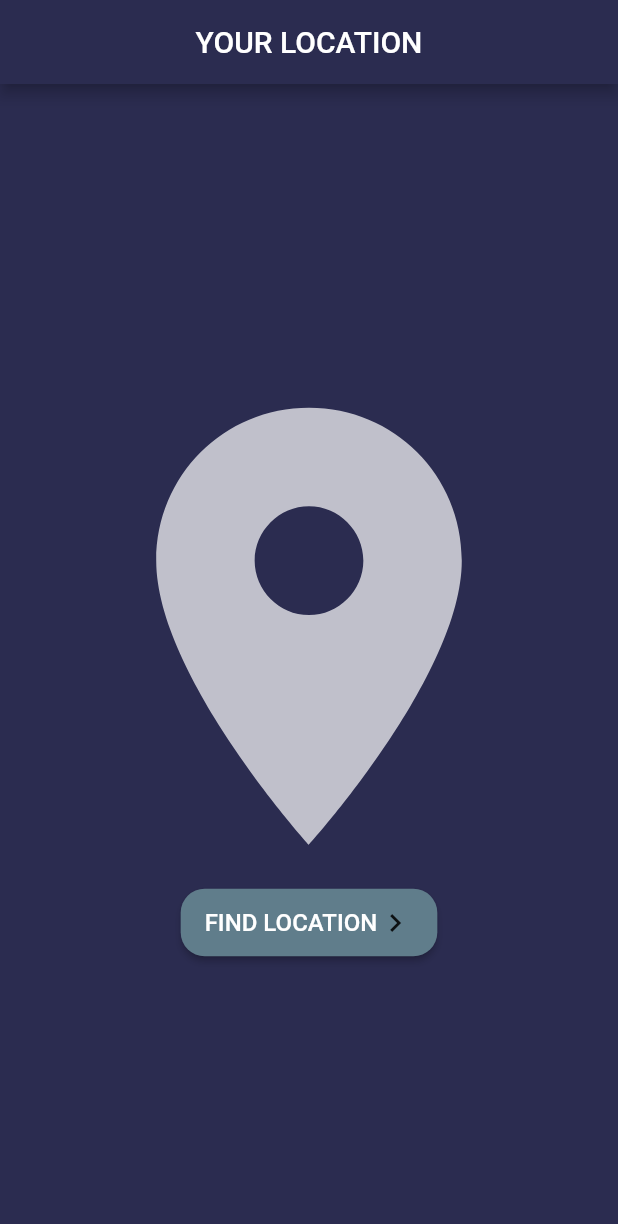
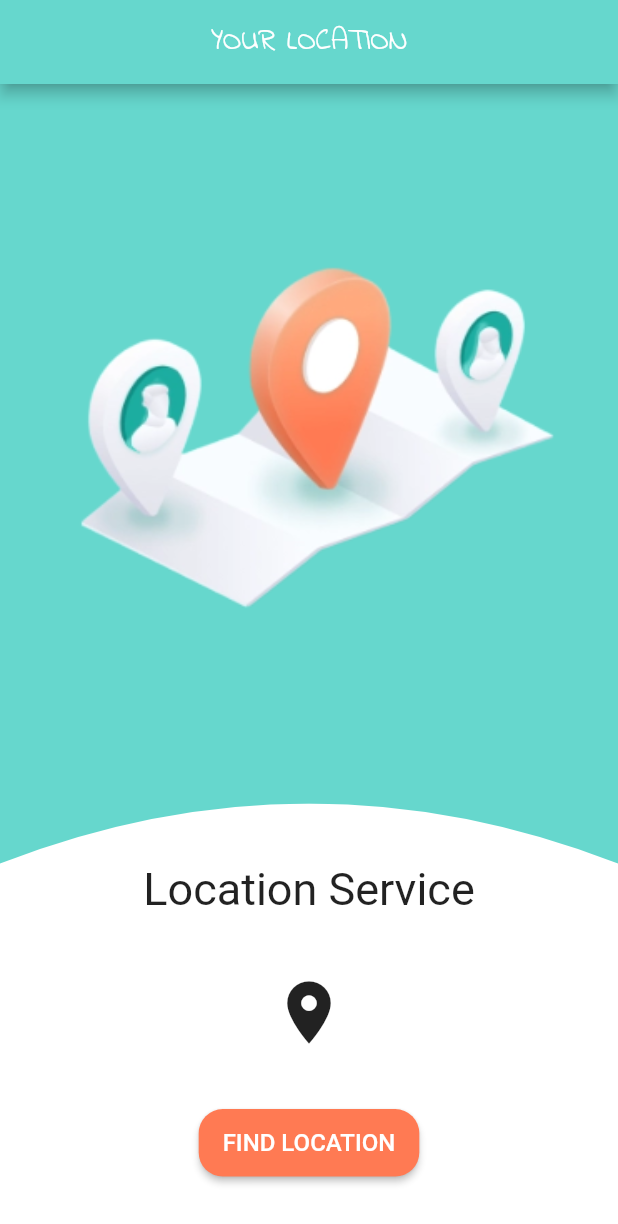
Before and after one commit to ogulcankarayel5/flutter-sharelocation, a Flutter app: the screen it shows after launch, on a phone screen of 412 x 824 dp. Shown: the top 1224 px of the screen. Run offline on Flutter 3.47's test engine with Material 2 defaults, Android fonts, the phone set to English and light mode, and no system bars; our stand-ins replace flutter_custom_clippers, geolocator, get_it, google_maps_flutter, share, splashscreen.

Commit message:
homepage tasarım güncellendi

```diff
--- a/lib/main.dart
+++ b/lib/main.dart
@@ -25,7 +25,7 @@ class MyApp extends StatelessWidget {
       child: MaterialApp(
         title: 'Flutter Demo',
         theme: ThemeData(
-          scaffoldBackgroundColor: Color(0xff2B2C50),
+          scaffoldBackgroundColor: Color(0xff66D7CD),
           primarySwatch: Colors.blue,
         ),
         home: Splash(),
--- a/lib/screens/home_page.dart
+++ b/lib/screens/home_page.dart
@@ -1,10 +1,12 @@
 import 'package:flutter/material.dart';
+import 'package:flutter_custom_clippers/flutter_custom_clippers.dart';
 import 'package:mobilsharelocation/locator.dart';
 import 'package:mobilsharelocation/models/location.dart';
 import 'package:mobilsharelocation/screens/google_map.dart';
 import 'package:mobilsharelocation/utilities/constant.dart';
 import 'package:mobilsharelocation/viewmodels/location_viewmodel.dart';
 import 'package:mobilsharelocation/widgets/button_widget.dart';
+import 'package:mobilsharelocation/widgets/column.dart';
 import 'package:mobilsharelocation/widgets/platform_alert_widget.dart';
 import 'package:provider/provider.dart';
 
@@ -40,14 +42,41 @@ class _HomePageState extends State<HomePage> {
     return Scaffold(
       appBar: AppBar(
         centerTitle: true,
-        title: Text("YOUR LOCATION"),
+        title: Text(
+          "YOUR LOCATION",
+          style: kHomeTitleTextStyle,
+        ),
         backgroundColor: Theme.of(context).scaffoldBackgroundColor,
       ),
       body: _locationUserViewModel.state == ViewState.Idle
-          ? Container(
-              child: Center(
-                child: buildColumn(),
-              ),
+          ? Stack(
+              children: <Widget>[
+                Container(
+                  height: MediaQuery.of(context).size.height * 0.50,
+                  decoration: BoxDecoration(
+                    image: DecorationImage(
+                      image: AssetImage("assets/images/bg.png"),
+                      fit: BoxFit.cover,
+                    ),
+                  ),
+                ),
+                Align(
+                  alignment: Alignment.bottomCenter,
+                  child: ClipPath(
+                    clipper: OvalTopBorderClipper(),
+                    child: Container(
+                      width: double.infinity,
+                      height: MediaQuery.of(context).size.height * 0.35,
+                      decoration: BoxDecoration(color: Colors.white),
+                      child:CustomColumn(
+                        text: Text("Location Service",style: TextStyle(fontSize: 30.0),),
+                        icon: Icon(Icons.location_on,size: 50,),
+                        button: buildCustomButton(),
+                      ),
+                    ),
+                  ),
+                ),
+              ],
             )
           : Center(
               child: CircularProgressIndicator(),
@@ -55,28 +84,12 @@ class _HomePageState extends State<HomePage> {
     );
   }
 
-  Column buildColumn() {
-    return Column(
-      crossAxisAlignment: CrossAxisAlignment.center,
-      mainAxisAlignment: MainAxisAlignment.center,
-      children: <Widget>[
-        // Image.asset("assets/images/90514805-location-icon-map-pin-mark-gps-destination-symbol-removebg-preview.png"),
-        Icon(
-          Icons.location_on,
-          size: 350,
-          color: kLocationIconColor,
-        ),
-        CustomButton(
-            buttonText: Row(
-              mainAxisSize: MainAxisSize.min,
-              children: <Widget>[
-                Text("FIND LOCATION", style: kCustomButtonTextStyle),
-                Icon(Icons.navigate_next)
-              ],
-            ),
-            onPressed: () => _getLocation(),
-            buttonColor: Colors.blueGrey),
-      ],
-    );
+  CustomButton buildCustomButton() {
+    return CustomButton(
+        buttonText: Text("FIND LOCATION", style: kCustomButtonTextStyle),
+        onPressed: () => _getLocation(),
+        buttonColor: Color(0xFFFF7A53));
   }
+
+
 }
--- a/lib/utilities/constant.dart
+++ b/lib/utilities/constant.dart
@@ -1,12 +1,9 @@
 import 'package:flutter/material.dart';
 
 const kLocationIconColor = Colors.white70;
-const kLoaderColor=Colors.red;
+
 // splash screen
 
-const kLoadingTextStyle = TextStyle(
-  fontFamily: 'IndieFlower',
-);
 
 const kTitleTextStyle = TextStyle(
   fontWeight: FontWeight.bold,
@@ -16,6 +13,8 @@ const kTitleTextStyle = TextStyle(
 const kSplashTitleStyle = TextStyle(
   fontSize: 25.0,
 );
+
+const kHomeTitleTextStyle=TextStyle(fontFamily: 'IndieFlower');
 const kCustomButtonTextStyle = TextStyle(
   color: Colors.white,
   fontSize: 16,
--- a/lib/widgets/button_widget.dart
+++ b/lib/widgets/button_widget.dart
@@ -1,6 +1,6 @@
 import 'package:flutter/material.dart';
 
-class CustomButton extends StatelessWidget {
+class CustomButton extends StatelessWidget   {
   final Widget buttonText;
   final Color buttonColor;
 
--- /dev/null
+++ b/lib/widgets/column.dart
@@ -0,0 +1,23 @@
+import 'package:flutter/material.dart';
+
+class CustomColumn extends StatelessWidget {
+
+  final Widget icon;
+  final Widget button;
+  final Widget text;
+
+  const CustomColumn({Key key, this.icon, this.button,this.text}) : super(key: key);
+  @override
+  Widget build(BuildContext context) {
+    return Column(
+      crossAxisAlignment: CrossAxisAlignment.center,
+      mainAxisAlignment: MainAxisAlignment.spaceEvenly,
+      children: <Widget>[
+        text,
+        icon,
+        button
+
+      ],
+    );
+  }
+}
--- a/pubspec.yaml
+++ b/pubspec.yaml
@@ -31,6 +31,7 @@ dependencies:
   share: ^0.6.3+5
   geocoder: ^0.2.1
   splashscreen: ^1.2.0
+  flutter_custom_clippers: ^1.1.0
 
 dev_dependencies:
   flutter_test:
```
Also changed, not shown: lib/screens/google_map.dart (+22 -25 lines), lib/screens/splash_screen.dart (+5 -8 lines), assets/images/16-map-pins-sign-location-260nw-211650847-removebg-preview.png (deleted), assets/images/90514805-location-icon-map-pin-mark-gps-destination-symbol-removebg-preview.png (deleted), assets/images/bg.png (added), assets/images/location-removebg-preview.png (added), pubspec.lock.
